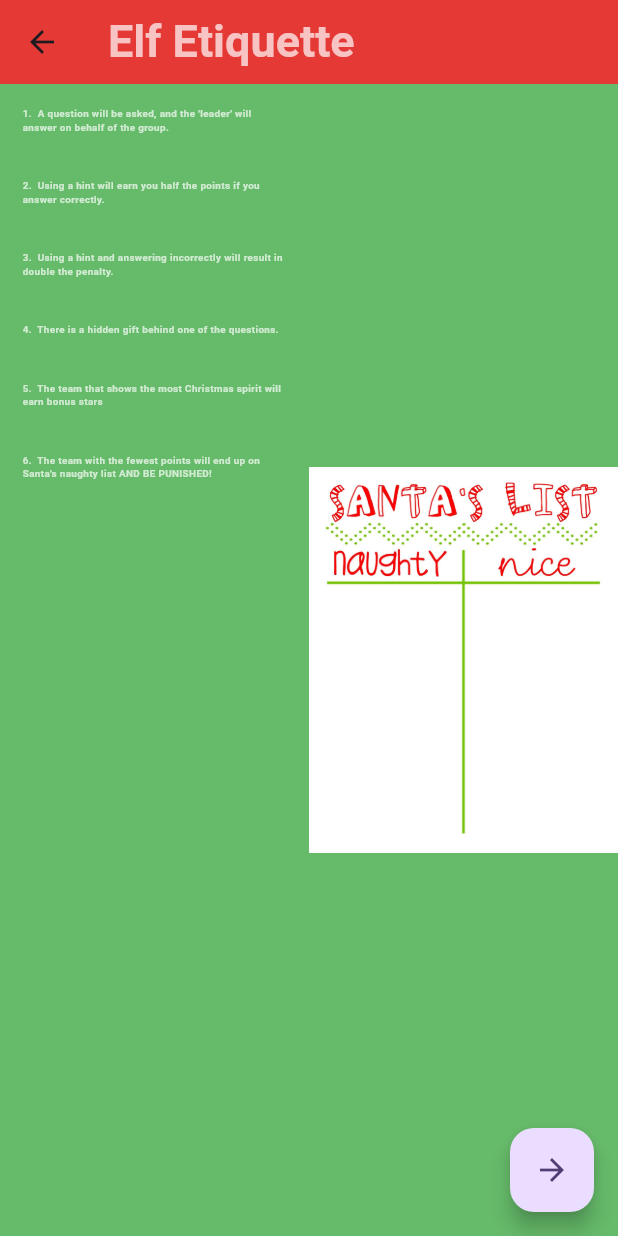
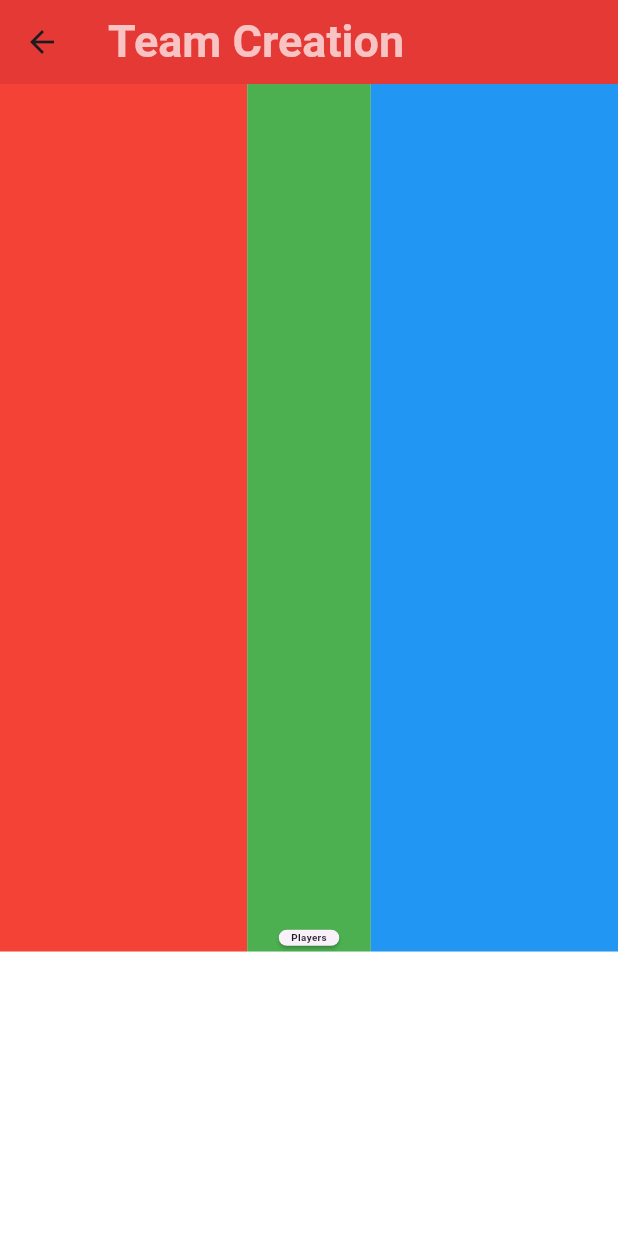
Before and after one commit to TamLe2001/jimmysservice, a Flutter app: the RulesScreen screen opened directly, after a tap on the "arrow forward" icon, on a phone screen of 412 x 824 dp. Run offline on Flutter 3.47's test engine with Material 3 defaults, Android fonts, the phone set to English and light mode, and no system bars; our stand-ins replace audioplayers.

Commit message:
fuck off

```diff
--- /dev/null
+++ b/lib/Classes/Team/team.dart
@@ -0,0 +1,9 @@
+import 'package:jimmysservice/Classes/Player/player.dart';
+
+class Team {
+  List<Player> members;
+
+  Team({
+    required this.members,
+  });
+}
--- a/lib/Pages/Rules Screen/rules_screen.dart
+++ b/lib/Pages/Rules Screen/rules_screen.dart
@@ -1,8 +1,11 @@
+import 'package:audioplayers/audioplayers.dart';
 import 'package:flutter/material.dart';
 import 'package:jimmysservice/Classes/Rules/rulebook.dart';
+import 'package:jimmysservice/Pages/Team%20Screen/team_screen.dart';
 
 class RulesScreen extends StatefulWidget {
-  const RulesScreen({super.key});
+  final AudioPlayer? music;
+  const RulesScreen({this.music, super.key});
 
   @override
   RulesScreenState createState() => RulesScreenState();
@@ -26,11 +29,23 @@ class RulesScreenState extends State<RulesScreen> {
     return MediaQuery.of(context).size.height;
   }
 
+  VoidCallback? gotoTeamScreen() {
+    return () {
+      widget.music?.stop();
+      Navigator.push(
+        context,
+        MaterialPageRoute(
+          builder: (context) => TeamScreen(),
+        ),
+      );
+    };
+  }
+
   @override
   Widget build(BuildContext context) {
     return Scaffold(
       floatingActionButton: FloatingActionButton(
-        onPressed: () {},
+        onPressed: gotoTeamScreen(),
         child: const Icon(Icons.arrow_forward),
       ),
       appBar: AppBar(
--- /dev/null
+++ b/lib/Pages/Team Screen/team_screen.dart
@@ -0,0 +1,133 @@
+import 'package:flutter/material.dart';
+
+class TeamScreen extends StatefulWidget {
+  const TeamScreen({super.key});
+
+  @override
+  TeamScreenState createState() => TeamScreenState();
+}
+
+class TeamScreenState extends State<TeamScreen> {
+  double screenWidth() {
+    return MediaQuery.of(context).size.width;
+  }
+
+  double screenHeight() {
+    return MediaQuery.of(context).size.height;
+  }
+
+  @override
+  Widget build(BuildContext context) {
+    void addPlayer() {
+      showDialog(
+        context: context,
+        builder: (BuildContext context) {
+          return AlertDialog(
+            title: const Text('Enter Player Name'),
+            content: TextField(
+              decoration: const InputDecoration(
+                hintText: 'Player Name',
+              ),
+            ),
+            actions: [
+              TextButton(
+                onPressed: () {
+                  Navigator.of(context).pop(); // Closes the dialog
+                },
+                child: const Text('Cancel'),
+              ),
+              TextButton(
+                onPressed: () {
+                  // Handle the input submission logic here
+                  Navigator.of(context).pop(); // Closes the dialog
+                },
+                child: const Text('OK'),
+              ),
+            ],
+          );
+        },
+      );
+    }
+
+    return Scaffold(
+      appBar: AppBar(
+        backgroundColor: Colors.red[600],
+        title: const Text(
+          "Team Creation",
+          style: TextStyle(
+            color: Colors.white70,
+            fontWeight: FontWeight.bold,
+            fontSize: 30,
+          ),
+        ),
+      ),
+      body: Center(
+        child: Column(
+          children: [
+            Flexible(
+              child: Row(
+                children: [
+                  Expanded(
+                    child: Container(
+                      color: Colors.red,
+                      height: double.infinity,
+                      width: double.infinity,
+                    ),
+                  ),
+                  Container(
+                    color: Colors.green,
+                    width: screenWidth() * 0.2,
+                    child: Column(
+                      mainAxisAlignment: MainAxisAlignment.end,
+                      children: [
+                        GestureDetector(
+                          onTap: () => addPlayer(),
+                          child: Card(
+                            child: Padding(
+                              padding: EdgeInsets.symmetric(
+                                horizontal: screenWidth() * 0.02,
+                                vertical: screenHeight() * 0.001,
+                              ),
+                              child: Text(
+                                "Players",
+                                style: TextStyle(
+                                  fontSize: screenWidth() * 0.016,
+                                  fontWeight: FontWeight.bold,
+                                ),
+                              ),
+                            ),
+                          ),
+                        ),
+                      ],
+                    ),
+                  ),
+                  Expanded(
+                    child: Container(
+                      color: Colors.blue,
+                      height: double.infinity,
+                      width: double.infinity,
+                    ),
+                  ),
+                ],
+              ),
+            ),
+            Column(
+              mainAxisAlignment: MainAxisAlignment.end,
+              children: [
+                Container(
+                  height: screenHeight() * 0.23,
+                  color: Colors.white,
+                  child: Center(
+                    child: Column(
+                      children: [],
+                    ),
+                  ),
+                ),
+              ],
+            ),
+          ],
+        ),
+      ),
+    );
+  }
+}
--- a/pubspec.yaml
+++ b/pubspec.yaml
@@ -30,6 +30,7 @@ environment:
 dependencies:
   flutter:
     sdk: flutter
+  audioplayers: ^6.1.0
 
 
   # The following adds the Cupertino Icons font to your application.
@@ -45,7 +46,7 @@ dev_dependencies:
   # activated in the `analysis_options.yaml` file located at the root of your
   # package. See that file for information about deactivating specific lint
   # rules and activating additional ones.
-  flutter_lints: ^4.0.0
+  flutter_lints: ^5.0.0
 
 # For information on the generic Dart part of this file, see the
 # following page: https://dart.dev/tools/pub/pubspec
@@ -60,6 +61,7 @@ flutter:
     - assets/images/nice.png
     - assets/images/naughty.png
     - assets/images/frontpage.png
+    - assets/audio/background_music.mp3
 
   # An image asset can refer to one or more resolution-specific "variants", see
   # https://flutter.dev/to/resolution-aware-images
```
Also changed, not shown: lib/Classes/Player/player.dart (+22 -2 lines), lib/Pages/Front Screen/front_screen.dart (+24 -13 lines), pubspec.lock, 6 other files.
